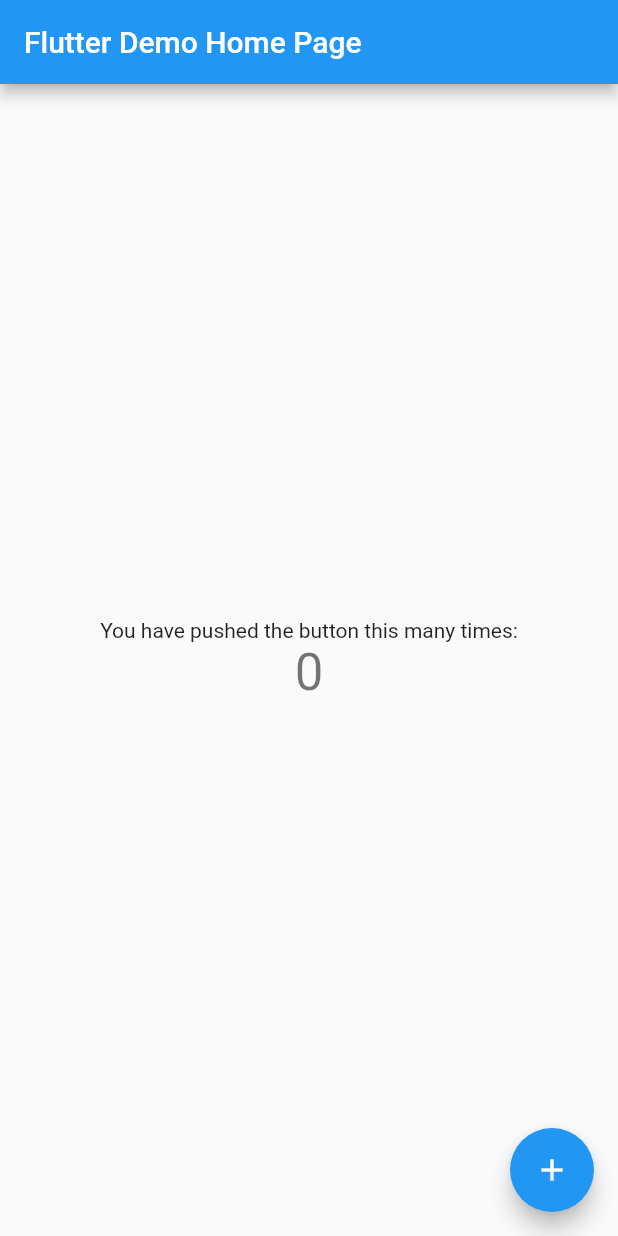
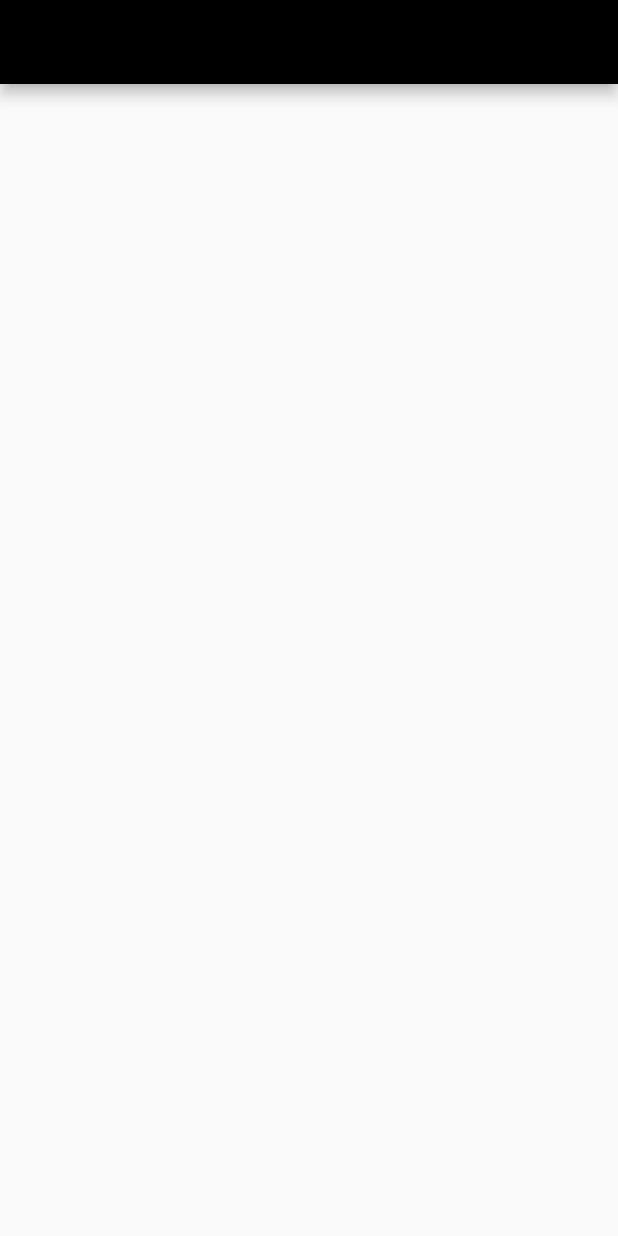
Before and after one commit to Luis020-hub/Interface-Responsiva, a Flutter app: the screen it shows after launch, on a phone screen of 412 x 824 dp. Run offline on Flutter 3.47's test engine with Material 2 defaults, Android fonts, the phone set to English and light mode, and no system bars.

Commit message:
28/05/2023
- Criando a HomePage.
- Testando a responsividade.

```diff
--- a/lib/main.dart
+++ b/lib/main.dart
@@ -1,4 +1,5 @@
 import 'package:flutter/material.dart';
+import 'package:responsive/pages/HomePage.dart';
 
 void main() {
   runApp(const MyApp());
@@ -7,109 +8,14 @@ void main() {
 class MyApp extends StatelessWidget {
   const MyApp({super.key});
 
-  // This widget is the root of your application.
   @override
   Widget build(BuildContext context) {
     return MaterialApp(
       title: 'Flutter Demo',
       theme: ThemeData(
-        // This is the theme of your application.
-        //
-        // Try running your application with "flutter run". You'll see the
-        // application has a blue toolbar. Then, without quitting the app, try
-        // changing the primarySwatch below to Colors.green and then invoke
-        // "hot reload" (press "r" in the console where you ran "flutter run",
-        // or simply save your changes to "hot reload" in a Flutter IDE).
-        // Notice that the counter didn't reset back to zero; the application
-        // is not restarted.
         primarySwatch: Colors.blue,
       ),
-      home: const MyHomePage(title: 'Flutter Demo Home Page'),
+      home: const HomePage(),
     );
   }
 }
-
-class MyHomePage extends StatefulWidget {
-  const MyHomePage({super.key, required this.title});
-
-  // This widget is the home page of your application. It is stateful, meaning
-  // that it has a State object (defined below) that contains fields that affect
-  // how it looks.
-
-  // This class is the configuration for the state. It holds the values (in this
-  // case the title) provided by the parent (in this case the App widget) and
-  // used by the build method of the State. Fields in a Widget subclass are
-  // always marked "final".
-
-  final String title;
-
-  @override
-  State<MyHomePage> createState() => _MyHomePageState();
-}
-
-class _MyHomePageState extends State<MyHomePage> {
-  int _counter = 0;
-
-  void _incrementCounter() {
-    setState(() {
-      // This call to setState tells the Flutter framework that something has
-      // changed in this State, which causes it to rerun the build method below
-      // so that the display can reflect the updated values. If we changed
-      // _counter without calling setState(), then the build method would not be
-      // called again, and so nothing would appear to happen.
-      _counter++;
-    });
-  }
-
-  @override
-  Widget build(BuildContext context) {
-    // This method is rerun every time setState is called, for instance as done
-    // by the _incrementCounter method above.
-    //
-    // The Flutter framework has been optimized to make rerunning build methods
-    // fast, so that you can just rebuild anything that needs updating rather
-    // than having to individually change instances of widgets.
-    return Scaffold(
-      appBar: AppBar(
-        // Here we take the value from the MyHomePage object that was created by
-        // the App.build method, and use it to set our appbar title.
-        title: Text(widget.title),
-      ),
-      body: Center(
-        // Center is a layout widget. It takes a single child and positions it
-        // in the middle of the parent.
-        child: Column(
-          // Column is also a layout widget. It takes a list of children and
-          // arranges them vertically. By default, it sizes itself to fit its
-          // children horizontally, and tries to be as tall as its parent.
-          //
-          // Invoke "debug painting" (press "p" in the console, choose the
-          // "Toggle Debug Paint" action from the Flutter Inspector in Android
-          // Studio, or the "Toggle Debug Paint" command in Visual Studio Code)
-          // to see the wireframe for each widget.
-          //
-          // Column has various properties to control how it sizes itself and
-          // how it positions its children. Here we use mainAxisAlignment to
-          // center the children vertically; the main axis here is the vertical
-          // axis because Columns are vertical (the cross axis would be
-          // horizontal).
-          mainAxisAlignment: MainAxisAlignment.center,
-          children: <Widget>[
-            const Text(
-              'You have pushed the button this many times:',
-            ),
-            Text(
-              '$_counter',
-              style: Theme.of(context).textTheme.headlineMedium,
-            ),
-          ],
-        ),
-      ),
-      floatingActionButton: FloatingActionButton(
-        onPressed: _incrementCounter,
-        tooltip: 'Increment',
-        child: const Icon(Icons.add),
-      ), // This trailing comma makes auto-formatting nicer for build methods.
-    );
-  }
-}
--- /dev/null
+++ b/lib/pages/HomePage.dart
@@ -0,0 +1,21 @@
+// ignore_for_file: file_names
+
+import 'package:flutter/material.dart';
+
+class HomePage extends StatelessWidget {
+  const HomePage({super.key});
+
+  @override
+  Widget build(BuildContext context) {
+    return LayoutBuilder(
+      builder: (BuildContext context, BoxConstraints constraints) {
+        return Scaffold(
+          appBar: AppBar(
+            backgroundColor:
+                constraints.minWidth >= 800 ? Colors.red : Colors.black,
+          ),
+        );
+      },
+    );
+  }
+}
```
